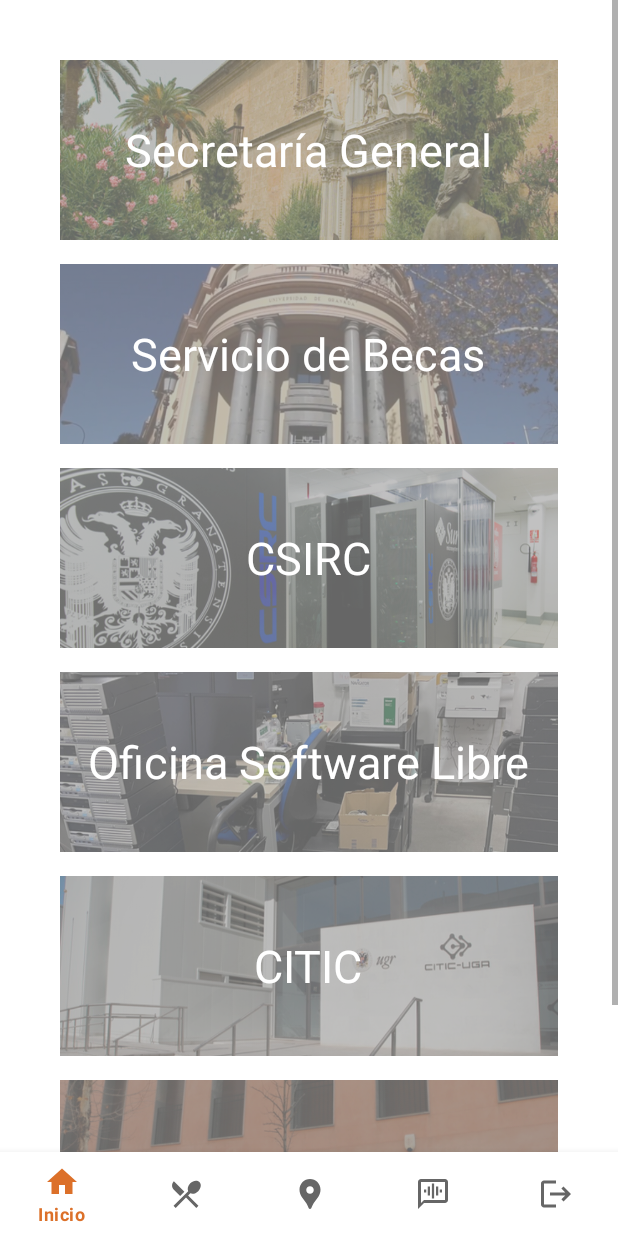
After one commit to Lmmp-02/NPI, an Android app: the fragment ServiciosExternos placed in its activity, on a phone screen of 412 x 824 dp. The commit adds this screen. Run offline under Robolectric (Android 15) with nearby library versions, the phone set to English and light mode, and no system bars; our stand-ins replace Firebase (no records; nobody signed in at launch, a user with empty details on screens opened directly).

Commit message:
Servicios externos terminado

```diff
--- a/Practica_3/AsistenteEtsiit/app/src/main/java/grupo2/AsistenteEtsiit/LocalizacionFragment.java
+++ b/Practica_3/AsistenteEtsiit/app/src/main/java/grupo2/AsistenteEtsiit/LocalizacionFragment.java
@@ -28,6 +28,7 @@ public class LocalizacionFragment extends Fragment {
 
         Button boton_qr = view.findViewById(R.id.boton_qr);
         Button boton_mano = view.findViewById(R.id.boton_mano);
+        Button boton_se = view.findViewById(R.id.boton_externos);
 
         boton_qr.setOnClickListener(new View.OnClickListener() {
             @Override
@@ -43,6 +44,13 @@ public class LocalizacionFragment extends Fragment {
             }
         });
 
+        boton_se.setOnClickListener(new View.OnClickListener() {
+            @Override
+            public void onClick(View v) {
+                addFragment(new ServiciosExternos());
+            }
+        });
+
         return view;
     }
 
--- /dev/null
+++ b/Practica_3/AsistenteEtsiit/app/src/main/java/grupo2/AsistenteEtsiit/ServiciosExternos.java
@@ -0,0 +1,95 @@
+package grupo2.AsistenteEtsiit;
+
+import android.content.Intent;
+import android.net.Uri;
+import android.os.Bundle;
+
+import androidx.fragment.app.Fragment;
+
+import android.os.Handler;
+import android.widget.Toast;
+import android.view.LayoutInflater;
+import android.view.View;
+import android.view.ViewGroup;
+import android.widget.Button;
+import android.widget.ImageButton;
+import android.widget.Toast;
+
+public class ServiciosExternos extends Fragment {
+
+    public ServiciosExternos() {
+    }
+
+    @Override
+    public View onCreateView(LayoutInflater inflater, ViewGroup container, Bundle savedInstanceState) {
+        View view = inflater.inflate(R.layout.fragment_servicios_externos, container, false);
+
+        ImageButton boton_secretaria = view.findViewById(R.id.se_secretaria);
+        ImageButton boton_becas = view.findViewById(R.id.se_becas);
+        ImageButton boton_csirc = view.findViewById(R.id.se_csirc);
+        ImageButton boton_osl = view.findViewById(R.id.se_osl);
+        ImageButton boton_citic = view.findViewById(R.id.se_citic);
+        ImageButton boton_ceprud = view.findViewById(R.id.se_ceprud);
+
+        boton_secretaria.setOnClickListener(new View.OnClickListener() {
+            @Override
+            public void onClick(View v) {
+                iniciaMaps("Hospital Real, Avenida del Hospicio, S/N CP:18071 Granada (Granada)");
+            }
+        });
+
+        boton_becas.setOnClickListener(new View.OnClickListener() {
+            @Override
+            public void onClick(View v) {
+                iniciaMaps("Quinto Centenario Avd. de Madrid S/N CP:18071 Granada (Granada)");
+            }
+        });
+
+        boton_csirc.setOnClickListener(new View.OnClickListener() {
+            @Override
+            public void onClick(View v) {
+                iniciaMaps("Centro de Servicios de Informática y Redes de Comunicaciones UGR, Granada");
+            }
+        });
+
+        boton_osl.setOnClickListener(new View.OnClickListener() {
+            @Override
+            public void onClick(View v) {
+                iniciaMaps("OSL, C. Real de Cartuja, 38, Albaicín, 18012 Granada");
+            }
+        });
+
+        boton_citic.setOnClickListener(new View.OnClickListener() {
+            @Override
+            public void onClick(View v) {
+                iniciaMaps("CITIC, Calle Periodista Rafael Gómez Montero, 2, Chana, 18014 Granada");
+            }
+        });
+
+        boton_ceprud.setOnClickListener(new View.OnClickListener() {
+            @Override
+            public void onClick(View v) {
+                iniciaMaps("CEPRUD, C. Real de Cartuja, 38, Albaicín, 18012 Granada");
+            }
+        });
+
+        return view;
+    }
+
+    void iniciaMaps(String direccion){
+        // Crear la Uri con la dirección
+        Uri gmmIntentUri = Uri.parse("geo:0,0?q=" + Uri.encode(direccion));
+
+        // Crear la intención
+        Intent mapIntent = new Intent(Intent.ACTION_VIEW, gmmIntentUri);
+        mapIntent.setPackage("com.google.android.apps.maps"); // Establecer el paquete de Google Maps
+
+        // Verificar si Google Maps está instalado
+        if (mapIntent.resolveActivity(requireContext().getPackageManager()) != null) {
+            startActivity(mapIntent);
+        } else {
+            // Mostrar mensaje si Google Maps no está instalado
+            Toast.makeText(requireContext(), "No pudo iniciarse Maps", Toast.LENGTH_SHORT).show();
+        }
+    }
+}
--- /dev/null
+++ b/Practica_3/AsistenteEtsiit/app/src/main/res/drawable/baseline_domain_24.xml
@@ -0,0 +1,5 @@
+<vector android:height="60dp" android:tint="#FFFFFF"
+    android:viewportHeight="24" android:viewportWidth="24"
+    android:width="60dp" xmlns:android="http://schemas.android.com/apk/res/android">
+    <path android:fillColor="@android:color/white" android:pathData="M12,7V3H2v18h20V7H12zM6,19H4v-2h2V19zM6,15H4v-2h2V15zM6,11H4V9h2V11zM6,7H4V5h2V7zM10,19H8v-2h2V19zM10,15H8v-2h2V15zM10,11H8V9h2V11zM10,7H8V5h2V7zM20,19h-8v-2h2v-2h-2v-2h2v-2h-2V9h8V19zM18,11h-2v2h2V11zM18,15h-2v2h2V15z"/>
+</vector>
--- a/Practica_3/AsistenteEtsiit/app/src/main/res/layout/fragment_localizacion.xml
+++ b/Practica_3/AsistenteEtsiit/app/src/main/res/layout/fragment_localizacion.xml
@@ -12,7 +12,7 @@
         android:layout_height="120dp"
         android:layout_gravity="center"
         android:layout_marginStart="136dp"
-        android:layout_marginTop="200dp"
+        android:layout_marginTop="120dp"
         android:layout_marginEnd="136dp"
         android:drawableLeft="@drawable/baseline_qr_code_scanner_24"
         android:text="@string/LocalizacionFragment_qr"
@@ -29,11 +29,26 @@
         android:layout_gravity="center"
         android:layout_marginStart="84dp"
         android:layout_marginEnd="85dp"
-        android:layout_marginBottom="200dp"
+        android:layout_marginBottom="304dp"
         android:drawableLeft="@drawable/baseline_front_hand_24"
         android:text="@string/LocalizacionFragment_mano"
         android:textSize="18sp"
         app:layout_constraintBottom_toBottomOf="parent"
         app:layout_constraintEnd_toEndOf="parent"
         app:layout_constraintStart_toStartOf="parent" />
+
+    <Button
+        android:id="@+id/boton_externos"
+        android:layout_width="280dp"
+        android:layout_height="120dp"
+        android:layout_gravity="center"
+        android:layout_marginStart="84dp"
+        android:layout_marginEnd="85dp"
+        android:layout_marginBottom="120dp"
+        android:drawableLeft="@drawable/baseline_domain_24"
+        android:text="@string/fl_servicios_externos"
+        android:textSize="18sp"
+        app:layout_constraintBottom_toBottomOf="parent"
+        app:layout_constraintEnd_toEndOf="parent"
+        app:layout_constraintStart_toStartOf="parent" />
 </androidx.constraintlayout.widget.ConstraintLayout>
--- /dev/null
+++ b/Practica_3/AsistenteEtsiit/app/src/main/res/layout/fragment_servicios_externos.xml
@@ -0,0 +1,177 @@
+<?xml version="1.0" encoding="utf-8"?>
+<androidx.constraintlayout.widget.ConstraintLayout xmlns:android="http://schemas.android.com/apk/res/android"
+    xmlns:tools="http://schemas.android.com/tools"
+    android:layout_width="match_parent"
+    android:layout_height="match_parent"
+    tools:context=".ServiciosExternos">
+
+    <ScrollView
+        android:layout_width="match_parent"
+        android:layout_height="match_parent">
+
+        <LinearLayout
+            android:layout_width="match_parent"
+            android:layout_height="wrap_content"
+            android:orientation="vertical"
+            android:padding="40dp">
+
+            <RelativeLayout
+                android:layout_width="match_parent"
+                android:layout_height="120dp">
+
+                <ImageButton
+                    android:id="@+id/se_secretaria"
+                    android:layout_width="match_parent"
+                    android:layout_height="match_parent"
+                    android:contentDescription="@string/se_secretaria_general"
+                    android:src="@drawable/secretaria_gen"
+                    android:scaleType="fitXY"
+                    android:background="@android:color/transparent"/>
+
+                <TextView
+                    android:layout_width="wrap_content"
+                    android:layout_height="wrap_content"
+                    android:layout_centerInParent="true"
+                    android:clickable="false"
+                    android:textSize="30sp"
+                    android:textColor="@color/white"
+                    android:text="@string/se_secretaria_general" />
+            </RelativeLayout>
+
+            <Space
+                android:layout_width="match_parent"
+                android:layout_height="16dp" />
+
+            <RelativeLayout
+                android:layout_width="match_parent"
+                android:layout_height="120dp">
+
+                <ImageButton
+                    android:id="@+id/se_becas"
+                    android:layout_width="match_parent"
+                    android:layout_height="match_parent"
+                    android:contentDescription="@string/se_servicio_de_becas"
+                    android:src="@drawable/becas"
+                    android:scaleType="fitXY"
+                    android:background="@android:color/transparent"/>
+
+                <TextView
+                    android:layout_width="wrap_content"
+                    android:layout_height="wrap_content"
+                    android:layout_centerInParent="true"
+                    android:clickable="false"
+                    android:textSize="30sp"
+                    android:textColor="@color/white"
+                    android:text="@string/se_servicio_de_becas" />
+            </RelativeLayout>
+
+            <Space
+                android:layout_width="match_parent"
+                android:layout_height="16dp" />
+
+            <RelativeLayout
+                android:layout_width="match_parent"
+                android:layout_height="120dp">
+
+                <ImageButton
+                    android:id="@+id/se_csirc"
+                    android:layout_width="match_parent"
+                    android:layout_height="match_parent"
+                    android:contentDescription="@string/se_csirc"
+                    android:src="@drawable/csirc"
+                    android:scaleType="fitXY"
+                    android:background="@android:color/transparent"/>
+
+                <TextView
+                    android:layout_width="wrap_content"
+                    android:layout_height="wrap_content"
+                    android:layout_centerInParent="true"
+                    android:clickable="false"
+                    android:textSize="30sp"
+                    android:textColor="@color/white"
+                    android:text="@string/se_csirc" />
+            </RelativeLayout>
+
+            <Space
+                android:layout_width="match_parent"
+                android:layout_height="16dp" />
+
+            <RelativeLayout
+                android:layout_width="match_parent"
+                android:layout_height="120dp">
+
+                <ImageButton
+                    android:id="@+id/se_osl"
+                    android:layout_width="match_parent"
+                    android:layout_height="match_parent"
+                    android:contentDescription="@string/se_osl"
+                    android:src="@drawable/osl"
+                    android:scaleType="fitXY"
+                    android:background="@android:color/transparent"/>
+
+                <TextView
+                    android:layout_width="wrap_content"
+                    android:layout_height="wrap_content"
+                    android:layout_centerInParent="true"
+                    android:clickable="false"
+                    android:textSize="30sp"
+                    android:textColor="@color/white"
+                    android:text="@string/se_osl" />
+            </RelativeLayout>
+
+            <Space
+                android:layout_width="match_parent"
+                android:layout_height="16dp" />
+
+            <RelativeLayout
+                android:layout_width="match_parent"
+                android:layout_height="120dp">
+
+                <ImageButton
+                    android:id="@+id/se_citic"
+                    android:layout_width="match_parent"
+                    android:layout_height="match_parent"
+                    android:contentDescription="@string/se_citic"
+                    android:src="@drawable/citic"
+                    android:scaleType="fitXY"
+                    android:background="@android:color/transparent"/>
+
+                <TextView
+                    android:layout_width="wrap_content"
+                    android:layout_height="wrap_content"
+                    android:layout_centerInParent="true"
+                    android:clickable="false"
+                    android:textSize="30sp"
+                    android:textColor="@color/white"
+                    android:text="@string/se_citic" />
+            </RelativeLayout>
+
+            <Space
+                android:layout_width="match_parent"
+                android:layout_height="16dp" />
+
+            <RelativeLayout
+                android:layout_width="match_parent"
+                android:layout_height="120dp">
+
+                <ImageButton
+                    android:id="@+id/se_ceprud"
+                    android:layout_width="match_parent"
+                    android:layout_height="match_parent"
+                    android:contentDescription="@string/se_ceprud"
+                    android:src="@drawable/ceprud"
+                    android:scaleType="fitXY"
+                    android:background="@android:color/transparent"/>
+
+                <TextView
+                    android:layout_width="wrap_content"
+                    android:layout_height="wrap_content"
+                    android:layout_centerInParent="true"
+                    android:clickable="false"
+                    android:textSize="30sp"
+                    android:textColor="@color/white"
+                    android:text="@string/se_ceprud" />
+            </RelativeLayout>
+        </LinearLayout>
+    </ScrollView>
+</androidx.constraintlayout.widget.ConstraintLayout>
--- a/Practica_3/AsistenteEtsiit/app/src/main/res/values/strings.xml
+++ b/Practica_3/AsistenteEtsiit/app/src/main/res/values/strings.xml
@@ -64,4 +64,14 @@
     <string name="cd_despacho">Despacho</string>
     <string name="mr_indice">Indice</string>
     <string name="mr_nodisponible">Descripción no disponible</string>
+    <string name="fl_servicios_externos">Servicios externos</string>
+    <!-- TODO: Remove or change this placeholder text -->
+    <string name="hello_blank_fragment">Hello blank fragment</string>
+    <string name="se_rectorado">Rectorado</string>
+    <string name="se_secretaria_general">Secretaría General</string>
+    <string name="se_servicio_de_becas">Servicio de Becas</string>
+    <string name="se_csirc">CSIRC</string>
+    <string name="se_osl">Oficina Software Libre</string>
+    <string name="se_citic">CITIC</string>
+    <string name="se_ceprud">CEPRUD</string>
 </resources>
```
Also changed, not shown: Practica_3/AsistenteEtsiit/app/src/main/AndroidManifest.xml (+7 -1 lines), Practica_3/AsistenteEtsiit/app/src/main/res/drawable-mdpi/becas.png (added), Practica_3/AsistenteEtsiit/app/src/main/res/drawable-mdpi/ceprud.png (added), Practica_3/AsistenteEtsiit/app/src/main/res/drawable-mdpi/citic.png (added), Practica_3/AsistenteEtsiit/app/src/main/res/drawable-mdpi/csirc.png (added), Practica_3/AsistenteEtsiit/app/src/main/res/drawable-mdpi/osl.png (added), Practica_3/AsistenteEtsiit/app/src/main/res/drawable-mdpi/secretaria_gen.png (added).
